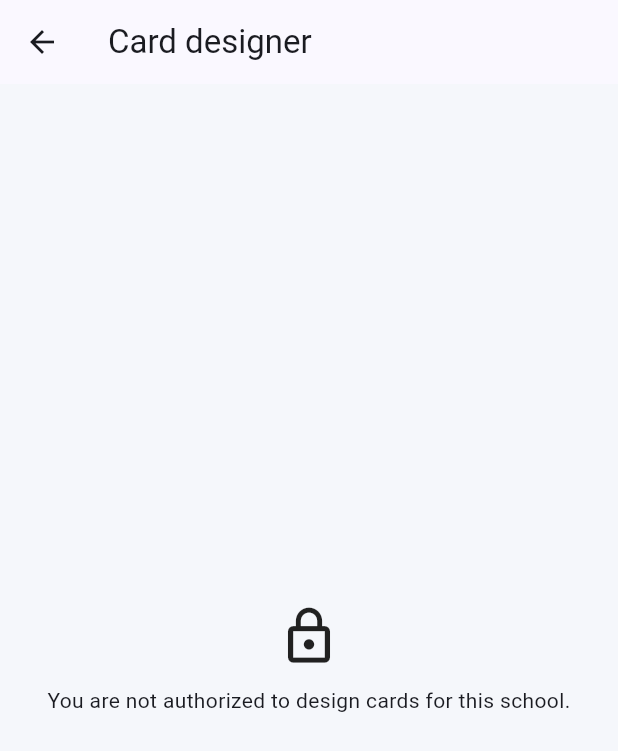
After one commit to marvin101/idcard_flutter, a Flutter app: the CardDesignerRouteScreen screen opened by its route, on a phone screen of 412 x 824 dp. The commit adds this screen. Shown: the top 751 px of the screen. Run offline on Flutter 3.47's test engine with Material 3 defaults, Android fonts, the phone set to English and light mode, and no system bars; our stand-ins replace image_picker, pdf, printing, shared_preferences, sqflite_common_ffi; accounts and stored records are empty.

Commit message:
feat: add card designer route and bulk PDF filter dialog with enhanced functionality

```diff
--- a/lib/main.dart
+++ b/lib/main.dart
@@ -2,6 +2,7 @@ import 'package:flutter/material.dart';
 import 'package:provider/provider.dart';
 
 import 'providers/auth_provider.dart';
+import 'screens/card_designer_route_screen.dart';
 import 'screens/dashboard_screen.dart';
 import 'screens/login_screen.dart';
 import 'theme/app_theme.dart';
@@ -22,6 +23,10 @@ class MyApp extends StatelessWidget {
         debugShowCheckedModeBanner: false,
         theme: AppTheme.lightTheme,
         home: const _AuthGate(),
+        routes: {
+          CardDesignerRouteScreen.routeName: (_) =>
+              const CardDesignerRouteScreen(),
+        },
       ),
     );
   }
--- /dev/null
+++ b/lib/screens/card_designer_route_screen.dart
@@ -0,0 +1,108 @@
+import 'package:flutter/material.dart';
+import 'package:provider/provider.dart';
+
+import '../models/card_template.dart';
+import '../providers/auth_provider.dart';
+import '../services/api_service.dart';
+import 'card_designer_screen.dart';
+import 'login_screen.dart';
+
+/// Authenticated entry point for the web/app route `/card-designer`.
+class CardDesignerRouteScreen extends StatefulWidget {
+  const CardDesignerRouteScreen({super.key});
+
+  static const routeName = '/card-designer';
+
+  @override
+  State<CardDesignerRouteScreen> createState() =>
+      _CardDesignerRouteScreenState();
+}
+
+class _CardDesignerRouteScreenState extends State<CardDesignerRouteScreen> {
+  String? _schoolUuid;
+  Future<CardTemplate>? _template;
+
+  @override
+  Widget build(BuildContext context) {
+    final auth = context.watch<AuthProvider>();
+    if (auth.loading) {
+      return const Scaffold(body: Center(child: CircularProgressIndicator()));
+    }
+    if (!auth.isAuthenticated) return const LoginScreen();
+    if (!auth.canManageUsers) {
+      return const _RouteMessage(
+        icon: Icons.lock_outline,
+        message: 'You are not authorized to design cards for this school.',
+      );
+    }
+
+    final school = auth.selectedSchool;
+    if (school == null) {
+      return const _RouteMessage(
+        icon: Icons.school_outlined,
+        message: 'Select a school before opening the card designer.',
+      );
+    }
+
+    if (_schoolUuid != school.uuid) {
+      _schoolUuid = school.uuid;
+      _template = _loadTemplate(auth.api, school.uuid);
+    }
+
+    return FutureBuilder<CardTemplate>(
+      future: _template,
+      builder: (context, snapshot) {
+        if (snapshot.connectionState != ConnectionState.done) {
+          return const Scaffold(
+            body: Center(child: CircularProgressIndicator()),
+          );
+        }
+        if (snapshot.hasError) {
+          return _RouteMessage(
+            icon: Icons.error_outline,
+            message: 'Unable to load the card template: ${snapshot.error}',
+          );
+        }
+        return CardDesignerScreen(
+          schoolUuid: school.uuid,
+          api: auth.api,
+          initialTemplate: snapshot.data!,
+        );
+      },
+    );
+  }
+
+  Future<CardTemplate> _loadTemplate(ApiService api, String schoolUuid) async {
+    try {
+      return await api.getCardTemplate(schoolUuid);
+    } on ApiException catch (error) {
+      if (error.statusCode == 404) return CardTemplate.uploadedDesign;
+      rethrow;
+    }
+  }
+}
+
+class _RouteMessage extends StatelessWidget {
+  const _RouteMessage({required this.icon, required this.message});
+
+  final IconData icon;
+  final String message;
+
+  @override
+  Widget build(BuildContext context) => Scaffold(
+    appBar: AppBar(title: const Text('Card designer')),
+    body: Center(
+      child: Padding(
+        padding: const EdgeInsets.all(24),
+        child: Column(
+          mainAxisSize: MainAxisSize.min,
+          children: [
+            Icon(icon, size: 42),
+            const SizedBox(height: 12),
+            Text(message, textAlign: TextAlign.center),
+          ],
+        ),
+      ),
+    ),
+  );
+}
--- a/lib/services/api_service.dart
+++ b/lib/services/api_service.dart
@@ -404,6 +404,8 @@ class ApiService {
     String? sessionUuid,
     String? classUuid,
     String? sectionUuid,
+    DateTime? createdFrom,
+    DateTime? createdTo,
   }) async {
     final queryParameters = <String, String>{
       'limit': limit.toString(),
@@ -426,6 +428,14 @@ class ApiService {
       queryParameters['section_uuid'] = sectionUuid;
     }
 
+    if (createdFrom != null) {
+      queryParameters['created_from'] = _dateOnly(createdFrom);
+    }
+
+    if (createdTo != null) {
+      queryParameters['created_to'] = _dateOnly(createdTo);
+    }
+
     final uri = Uri.parse(
       '$baseUrl/schools/$schoolUuid/students/paged',
     ).replace(queryParameters: queryParameters);
@@ -434,6 +444,11 @@ class ApiService {
 
     return ApiStudentPage.fromJson(_decodeMap(response));
   }
+
+  String _dateOnly(DateTime value) =>
+      '${value.year.toString().padLeft(4, '0')}-'
+      '${value.month.toString().padLeft(2, '0')}-'
+      '${value.day.toString().padLeft(2, '0')}';
 
   Future<ApiStudent> getStudent({
     required String schoolUuid,
--- a/lib/services/pdf_service.dart
+++ b/lib/services/pdf_service.dart
@@ -22,11 +22,32 @@ class PdfService {
     required CardTemplate template,
     String? sessionName,
     String? photoUrl,
+  }) => generateStudentCards(
+    cards: [
+      PdfCardData(
+        student: student,
+        sessionName: sessionName,
+        photoUrl: photoUrl,
+      ),
+    ],
+    schoolName: schoolName,
+    template: template,
+  );
+
+  static Future<Uint8List> generateStudentCards({
+    required List<PdfCardData> cards,
+    required String schoolName,
+    required CardTemplate template,
   }) async {
     final pdf = pw.Document();
     final primary = PdfColor.fromInt(template.primaryColor.toARGB32());
     final accent = PdfColor.fromInt(template.accentColor.toARGB32());
     final photoBorder = PdfColor.fromInt(template.photoBorderColor.toARGB32());
+
+    for (final card in cards) {
+      final student = card.student;
+      final sessionName = card.sessionName;
+      final photoUrl = card.photoUrl;
 
       pw.MemoryImage? photo;
 
@@ -290,6 +311,7 @@ class PdfService {
           },
         ),
       );
+    }
 
     return pdf.save();
   }
@@ -331,3 +353,11 @@ class PdfService {
     return '$day/$month/${value.year}';
   }
 }
+
+class PdfCardData {
+  const PdfCardData({required this.student, this.sessionName, this.photoUrl});
+
+  final ApiStudent student;
+  final String? sessionName;
+  final String? photoUrl;
+}
```
Also changed, not shown: lib/screens/bulk_pdf_filter_dialog.dart (added, +271 -0 lines), lib/screens/card_designer_screen.dart (+22 -0 lines), lib/screens/cards_screen.dart (+110 -10 lines). Lines whose indentation alone changed are shown as unchanged.
